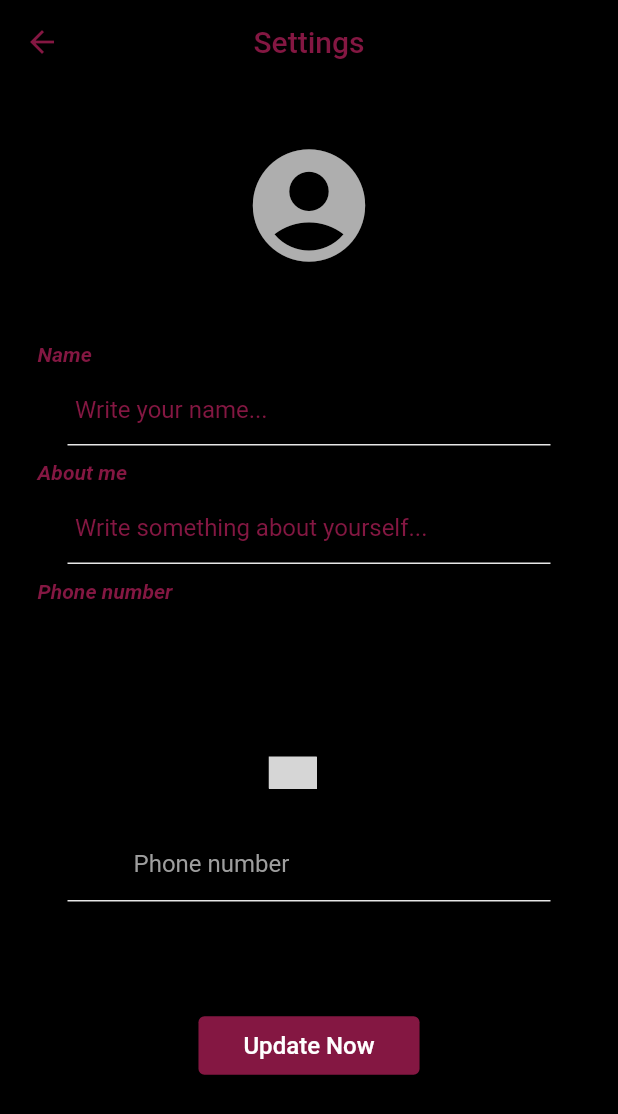
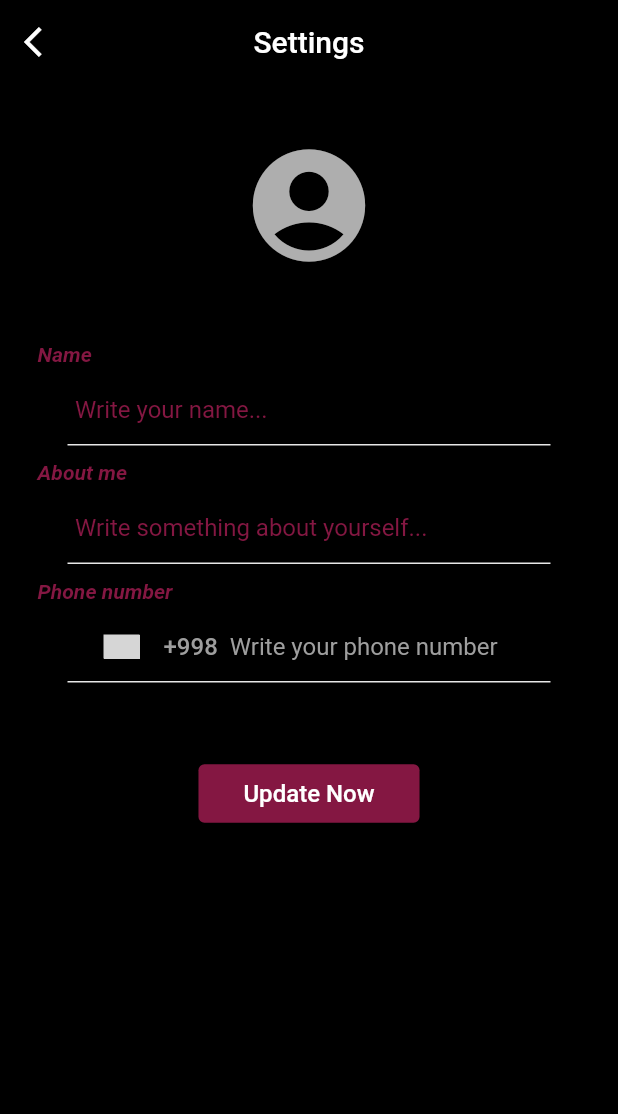
Before and after one commit to sherzodkamoldinov/messanger_app, a Flutter app: the SettingsPage screen opened directly, on a phone screen of 412 x 824 dp. Shown: the top 1114 px of the screen. Run offline on Flutter 3.47's test engine with Material 2 defaults, Android fonts, the phone set to English and light mode, and no system bars; drawn by our look-alikes of country_code_picker; our stand-ins replace cloud_firestore, firebase_auth, firebase_core, firebase_messaging, firebase_storage, flutter_local_notifications and 8 more; accounts and stored records are empty; grey boxes are pictures that could not be loaded.

Commit message:
fixed UI and added some custom widgets

```diff
--- a/lib/data/models/user_chat_model.dart
+++ b/lib/data/models/user_chat_model.dart
@@ -6,6 +6,7 @@ class UserChatModel {
   String nickname;
   String aboutMe;
   String phoneNumber;
+  String dialCode;
 
   UserChatModel({
     required this.id,
@@ -13,6 +14,7 @@ class UserChatModel {
     required this.nickname,
     required this.aboutMe,
     required this.phoneNumber,
+    required this.dialCode,
   });
 
   Map<String, dynamic> toJson() {
@@ -22,6 +24,7 @@ class UserChatModel {
       FirestoreConstants.nickname: nickname,
       FirestoreConstants.aboutMe: aboutMe,
       FirestoreConstants.phoneNumber: phoneNumber,
+      FirestoreConstants.dialCode: dialCode,
     };
   }
 
@@ -32,6 +35,7 @@ class UserChatModel {
       nickname: (data[FirestoreConstants.nickname] as String?) ?? "",
       aboutMe: (data[FirestoreConstants.aboutMe] as String?) ?? "",
       phoneNumber: (data[FirestoreConstants.phoneNumber] as String?) ?? "",
+      dialCode: (data[FirestoreConstants.dialCode] as String?) ?? "",
     );
   }
 
@@ -41,6 +45,7 @@ class UserChatModel {
     String? nickname,
     String? aboutMe,
     String? phoneNumber,
+    String? dialCode,
   }) {
     return UserChatModel(
       id: id ?? this.id,
@@ -48,6 +53,7 @@ class UserChatModel {
       nickname: nickname ?? this.nickname,
       aboutMe: aboutMe ?? this.aboutMe,
       phoneNumber: phoneNumber ?? this.phoneNumber,
+      dialCode: dialCode ?? this.dialCode,
     );
   }
 }
--- a/lib/main.dart
+++ b/lib/main.dart
@@ -41,7 +41,7 @@ class MyApp extends StatelessWidget {
             preferences: prefs,
           ),
         ),
-        Provider<SettingProvider>(
+        ChangeNotifierProvider<SettingProvider>(
           create: (_) => SettingProvider(
             firebaseStorage: firebaseStorage,
             firestore: firebaseFirestore,
--- a/lib/providers/auth_provider.dart
+++ b/lib/providers/auth_provider.dart
@@ -89,7 +89,7 @@ class AuthProvider extends ChangeNotifier {
           await _preferences.setString(FirestoreConstants.id, firebaseUser.uid);
           await _preferences.setString(FirestoreConstants.nickname, firebaseUser.displayName ?? "");
           await _preferences.setString(FirestoreConstants.photoUrl, firebaseUser.photoURL ?? "");
-          await _preferences.setString(FirestoreConstants.phoneNumber, firebaseUser.phoneNumber ?? "");
+
         } else {
           // IF USER INFO IS EXIST IN FIRESTORE (SAVE INFO ONLY LOCALE)
           DocumentSnapshot documentSnapshot = documents[0];
@@ -101,6 +101,7 @@ class AuthProvider extends ChangeNotifier {
           await _preferences.setString(FirestoreConstants.photoUrl, currentUser.photoUrl);
           await _preferences.setString(FirestoreConstants.aboutMe, currentUser.aboutMe);
           await _preferences.setString(FirestoreConstants.phoneNumber, currentUser.phoneNumber);
+          await _preferences.setString(FirestoreConstants.dialCode, currentUser.dialCode);
         }
 
         notify(Status.authenticated);
--- a/lib/ui/chat_page.dart
+++ b/lib/ui/chat_page.dart
@@ -13,7 +13,6 @@ import 'package:chat_app/widgets/loading_view.dart';
 import 'package:cloud_firestore/cloud_firestore.dart';
 import 'package:firebase_storage/firebase_storage.dart';
 import 'package:flutter/material.dart';
-import 'package:flutter_local_notifications/flutter_local_notifications.dart';
 import 'package:fluttertoast/fluttertoast.dart';
 import 'package:image_picker/image_picker.dart';
 import 'package:intl/intl.dart';
--- a/lib/ui/settings_page.dart
+++ b/lib/ui/settings_page.dart
@@ -1,17 +1,12 @@
-import 'dart:io';
-
 import 'package:chat_app/data/models/user_chat_model.dart';
 import 'package:chat_app/main.dart';
 import 'package:chat_app/providers/setting_provider.dart';
 import 'package:chat_app/utils/colors.dart';
-import 'package:chat_app/utils/const.dart';
+import 'package:chat_app/widgets/custom_appbar.dart';
 import 'package:chat_app/widgets/loading_view.dart';
 import 'package:country_code_picker/country_code_picker.dart';
-import 'package:firebase_storage/firebase_storage.dart';
 import 'package:flutter/cupertino.dart';
 import 'package:flutter/material.dart';
-import 'package:fluttertoast/fluttertoast.dart';
-import 'package:image_picker/image_picker.dart';
 import 'package:provider/provider.dart';
 
 class SettingsPage extends StatelessWidget {
@@ -21,18 +16,12 @@ class SettingsPage extends StatelessWidget {
   Widget build(BuildContext context) {
     return Scaffold(
       backgroundColor: isWhite ? Colors.white : Colors.black,
-      appBar: AppBar(
-        backgroundColor: isWhite ? Colors.white : Colors.black,
-        iconTheme: const IconThemeData(color: ColorConstants.primaryColor),
-        title: const Text(
-          AppConstants.settingsTitle,
-          style: TextStyle(
-            color: ColorConstants.primaryColor,
+      appBar: CustomAppBar(
+        title: 'Settings',
+        backgroundColor: !isWhite ? Colors.black : null,
+        titleColor: !isWhite ? Colors.white : null,
       ),
-        ),
-        centerTitle: true,
-      ),
-      body: SettingsPageState(),
+      body: const SettingsPageState(),
     );
   }
 }
@@ -45,20 +34,12 @@ class SettingsPageState extends StatefulWidget {
 }
 
 class _SettingsPageStateState extends State<SettingsPageState> {
+  late UserChatModel user;
   TextEditingController? controllerNickName;
   TextEditingController? controllerAboutMe;
 
-  String dialCodeDigits = "+998";
-  final TextEditingController _controller = TextEditingController();
+  late TextEditingController _phoneController;
 
-  String id = '';
-  String nickname = '';
-  String aboutMe = '';
-  String photoUrl = '';
-  String phoneNumber = '';
-
-  bool isLoading = false;
-  File? avatarImageFile;
   late SettingProvider _settingProvider;
 
   final FocusNode focusNodeNickname = FocusNode();
@@ -68,126 +49,21 @@ class _SettingsPageStateState extends State<SettingsPageState> {
   void initState() {
     super.initState();
     _settingProvider = context.read<SettingProvider>();
-    readLocal();
-  }
 
-  void readLocal() {
-    setState(() {
-      id = _settingProvider.getPref(FirestoreConstants.id) ?? "";
-      nickname = _settingProvider.getPref(FirestoreConstants.nickname) ?? "";
-      aboutMe = _settingProvider.getPref(FirestoreConstants.aboutMe) ?? "";
-      photoUrl = _settingProvider.getPref(FirestoreConstants.photoUrl) ?? "";
-      phoneNumber =
-          _settingProvider.getPref(FirestoreConstants.phoneNumber) ?? "";
-    });
+    _settingProvider.readLocal();
 
-    controllerNickName = TextEditingController(text: nickname);
-    controllerAboutMe = TextEditingController(text: aboutMe);
-  }
+    user = _settingProvider.user;
 
-  Future getImage() async {
-    ImagePicker imagePicker = ImagePicker();
-    PickedFile? pickedFile = await imagePicker
-        .getImage(source: ImageSource.gallery)
-        .catchError((err) {
-      Fluttertoast.showToast(msg: err.toString());
-    });
-    File? image;
-    if (pickedFile != null) {
-      image = File(pickedFile.path);
-    }
-    if (image != null) {
-      setState(() {
-        avatarImageFile = image;
-        isLoading = true;
-      });
-      uploadFile();
-    }
-  }
-
-  Future uploadFile() async {
-    String fileName = id;
-    UploadTask uploadTask =
-        _settingProvider.uploadFile(avatarImageFile!, fileName);
-    try {
-      TaskSnapshot snapshot = await uploadTask;
-      photoUrl = await snapshot.ref.getDownloadURL();
-
-      UserChatModel updateInfo = UserChatModel(
-        id: id,
-        photoUrl: photoUrl,
-        nickname: nickname,
-        aboutMe: aboutMe,
-        phoneNumber: phoneNumber,
-      );
-
-      _settingProvider
-          .updateDataFirestore(
-              FirestoreConstants.pathUserCollection, id, updateInfo.toJson())
-          .then((data) async {
-        await _settingProvider.setPref(
-          FirestoreConstants.photoUrl,
-          photoUrl,
-        );
-        setState(() {
-          isLoading = false;
-        });
-      }).catchError((err) {
-        setState(() {
-          isLoading = false;
-        });
-        Fluttertoast.showToast(msg: err.toString());
-      });
-    } on FirebaseException catch (e) {
-      setState(() {
-        isLoading = false;
-      });
-      Fluttertoast.showToast(msg: e.message ?? e.toString());
-    }
+    controllerNickName = TextEditingController(text: user.nickname);
+    controllerAboutMe = TextEditingController(text: user.aboutMe);
+    _phoneController = TextEditingController(text: user.phoneNumber);
   }
 
   void handleUpdateData() {
     focusNodeNickname.unfocus();
     focusNodeAboutMe.unfocus();
 
-    setState(() {
-      isLoading = true;
-
-      if (_controller.text.trim().isNotEmpty) {
-        phoneNumber = dialCodeDigits + _controller.text.trim().toString();
-      }
-    });
-
-    UserChatModel updateInfo = UserChatModel(
-      id: id,
-      photoUrl: photoUrl,
-      nickname: nickname,
-      aboutMe: aboutMe,
-      phoneNumber: phoneNumber,
-    );
-
-    _settingProvider
-        .updateDataFirestore(
-            FirestoreConstants.pathUserCollection, id, updateInfo.toJson())
-        .then((data) async {
-      await _settingProvider.setPref(FirestoreConstants.nickname, nickname);
-      await _settingProvider.setPref(FirestoreConstants.aboutMe, aboutMe);
-      await _settingProvider.setPref(FirestoreConstants.photoUrl, photoUrl);
-      await _settingProvider.setPref(
-          FirestoreConstants.phoneNumber, phoneNumber);
-
-      setState(() {
-        isLoading = false;
-      });
-
-      Fluttertoast.showToast(msg: "Update success");
-    }).catchError((err) {
-      setState(() {
-        isLoading = false;
-      });
-
-      Fluttertoast.showToast(msg: err.toString());
-    });
+    _settingProvider.updateUser(context, user);
   }
 
   @override
@@ -200,15 +76,17 @@ class _SettingsPageStateState extends State<SettingsPageState> {
             mainAxisAlignment: MainAxisAlignment.center,
             children: [
               CupertinoButton(
-                onPressed: getImage,
+                onPressed: () {
+                  _settingProvider.getImage(context);
+                },
                 child: Container(
                   margin: const EdgeInsets.all(20),
-                  child: avatarImageFile == null
-                      ? photoUrl.isNotEmpty
+                  child: context.watch<SettingProvider>().avatarImageFile == null
+                      ? user.photoUrl.isNotEmpty
                           ? ClipRRect(
                               borderRadius: BorderRadius.circular(45),
                               child: Image.network(
-                                photoUrl,
+                                user.photoUrl,
                                 fit: BoxFit.cover,
                                 width: 90,
                                 height: 90,
@@ -219,25 +97,16 @@ class _SettingsPageStateState extends State<SettingsPageState> {
                                     color: ColorConstants.greyColor,
                                   );
                                 },
-                                loadingBuilder:
-                                    (context, child, loadingProgress) {
+                                loadingBuilder: (context, child, loadingProgress) {
                                   if (loadingProgress == null) return child;
-                                  return Container(
+                                  return SizedBox(
                                     width: 90,
                                     height: 90,
                                     child: Center(
                                       child: CircularProgressIndicator(
                                         color: Colors.grey,
-                                        value: loadingProgress
-                                                        .expectedTotalBytes !=
-                                                    null &&
-                                                loadingProgress
-                                                        .expectedTotalBytes !=
-                                                    null
-                                            ? loadingProgress
-                                                    .cumulativeBytesLoaded /
-                                                loadingProgress
-                                                    .expectedTotalBytes!
+                                        value: loadingProgress.expectedTotalBytes != null && loadingProgress.expectedTotalBytes != null
+                                            ? loadingProgress.cumulativeBytesLoaded / loadingProgress.expectedTotalBytes!
                                             : null,
                                       ),
                                     ),
@@ -253,7 +122,7 @@ class _SettingsPageStateState extends State<SettingsPageState> {
                       : ClipRRect(
                           borderRadius: BorderRadius.circular(45),
                           child: Image.file(
-                            avatarImageFile!,
+                            context.watch<SettingProvider>().avatarImageFile!,
                             fit: BoxFit.cover,
                             width: 90,
                             height: 90,
@@ -264,15 +133,12 @@ class _SettingsPageStateState extends State<SettingsPageState> {
               Column(
                 crossAxisAlignment: CrossAxisAlignment.start,
                 children: [
-                  // Name
+                  // NAME
                   Container(
                     margin: const EdgeInsets.only(left: 10, bottom: 5, top: 10),
                     child: const Text(
                       'Name',
-                      style: TextStyle(
-                          fontStyle: FontStyle.italic,
-                          fontWeight: FontWeight.bold,
-                          color: ColorConstants.primaryColor),
+                      style: TextStyle(fontStyle: FontStyle.italic, fontWeight: FontWeight.bold, color: ColorConstants.primaryColor),
                     ),
                   ),
                   Container(
@@ -281,27 +147,24 @@ class _SettingsPageStateState extends State<SettingsPageState> {
                       right: 30,
                     ),
                     child: Theme(
-                      data: Theme.of(context)
-                          .copyWith(primaryColor: ColorConstants.primaryColor),
+                      data: Theme.of(context).copyWith(primaryColor: ColorConstants.primaryColor),
                       child: TextField(
+                        textInputAction: TextInputAction.next,
                         style: const TextStyle(color: Colors.grey),
                         decoration: const InputDecoration(
                           enabledBorder: UnderlineInputBorder(
-                            borderSide:
-                                BorderSide(color: ColorConstants.greyColor2),
+                            borderSide: BorderSide(color: ColorConstants.greyColor2),
                           ),
                           focusedBorder: UnderlineInputBorder(
-                            borderSide:
-                                BorderSide(color: ColorConstants.primaryColor),
+                            borderSide: BorderSide(color: ColorConstants.primaryColor),
                           ),
                           hintText: "Write your name...",
                           contentPadding: EdgeInsets.all(5),
-                          hintStyle:
-                              TextStyle(color: ColorConstants.primaryColor),
+                          hintStyle: TextStyle(color: ColorConstants.primaryColor),
                         ),
                         controller: controllerNickName,
                         onChanged: (value) {
-                          nickname = value;
+                          user.nickname = value;
                         },
                         focusNode: focusNodeNickname,
                       ),
@@ -313,10 +176,7 @@ class _SettingsPageStateState extends State<SettingsPageState> {
                     margin: const EdgeInsets.only(left: 10, bottom: 5, top: 10),
                     child: const Text(
                       'About me',
-                      style: TextStyle(
-                          fontStyle: FontStyle.italic,
-                          fontWeight: FontWeight.bold,
-                          color: ColorConstants.primaryColor),
+                      style: TextStyle(fontStyle: FontStyle.italic, fontWeight: FontWeight.bold, color: ColorConstants.primaryColor),
                     ),
                   ),
                   Container(
@@ -325,27 +185,23 @@ class _SettingsPageStateState extends State<SettingsPageState> {
                       right: 30,
                     ),
                     child: Theme(
-                      data: Theme.of(context)
-                          .copyWith(primaryColor: ColorConstants.primaryColor),
+                      data: Theme.of(context).copyWith(primaryColor: ColorConstants.primaryColor),
                       child: TextField(
                         style: const TextStyle(color: Colors.grey),
                         decoration: const InputDecoration(
                           enabledBorder: UnderlineInputBorder(
-                            borderSide:
-                                BorderSide(color: ColorConstants.greyColor2),
+                            borderSide: BorderSide(color: ColorConstants.greyColor2),
                           ),
                           focusedBorder: UnderlineInputBorder(
-                            borderSide:
-                                BorderSide(color: ColorConstants.primaryColor),
+                            borderSide: BorderSide(color: ColorConstants.primaryColor),
                           ),
                           hintText: "Write something about yourself...",
                           contentPadding: EdgeInsets.all(5),
-                          hintStyle:
-                              TextStyle(color: ColorConstants.primaryColor),
+                          hintStyle: TextStyle(color: ColorConstants.primaryColor),
                         ),
                         controller: controllerAboutMe,
                         onChanged: (value) {
-                          aboutMe = value;
+                          user.aboutMe = value;
                         },
                         focusNode: focusNodeAboutMe,
                       ),
@@ -357,10 +213,7 @@ class _SettingsPageStateState extends State<SettingsPageState> {
                     margin: const EdgeInsets.only(left: 10, bottom: 5, top: 10),
                     child: const Text(
                       'Phone number',
-                      style: TextStyle(
-                          fontStyle: FontStyle.italic,
-                          fontWeight: FontWeight.bold,
-                          color: ColorConstants.primaryColor),
+                      style: TextStyle(fontStyle: FontStyle.italic, fontWeight: FontWeight.bold, color: ColorConstants.primaryColor),
                     ),
                   ),
                   Container(
@@ -369,67 +222,38 @@ class _SettingsPageStateState extends State<SettingsPageState> {
                       right: 30,
                     ),
                     child: Theme(
-                      data: Theme.of(context)
-                          .copyWith(primaryColor: ColorConstants.primaryColor),
+                      data: Theme.of(context).copyWith(primaryColor: ColorConstants.primaryColor),
                       child: TextField(
+                        keyboardType: TextInputType.phone,
+                        textAlignVertical: TextAlignVertical.center,
                         style: const TextStyle(color: Colors.grey),
-                        enabled: false,
+                        controller: _phoneController,
+                        onChanged: (newPhone) {
+                          user.phoneNumber = newPhone.trim();
+                        },
                         decoration: InputDecoration(
-                          hintText: phoneNumber,
-                          contentPadding: const EdgeInsets.all(5),
-                          hintStyle: const TextStyle(color: Colors.grey),
-                        ),
-                      ),
-                    ),
-                  ),
-
-                  // COUNTRY CODE SELECTER
-                  Container(
-                    margin: const EdgeInsets.only(left: 10, top: 30, bottom: 5),
-                    child: SizedBox(
-                      width: 400,
-                      height: 60,
-                      child: CountryCodePicker(
+                            prefixIcon: CountryCodePicker(
+                              flagWidth: 24,
+                              padding: EdgeInsets.zero,
+                              textStyle: const TextStyle(color: Colors.grey, fontSize: 16),
                               onChanged: (CountryCode? country) {
                                 if (country != null) {
                                   setState(() {
-                              dialCodeDigits = country.dialCode!;
+                                    user.dialCode = country.dialCode!;
                                   });
                                 }
                               },
-                        initialSelection: "UZ",
+                              initialSelection: user.dialCode.isNotEmpty ? user.dialCode : '+998',
                               showCountryOnly: false,
                               showOnlyCountryWhenClosed: false,
-                        favorite: ['UZ', 'US', 'RU', 'KZ'],
+                              favorite: const ['UZ', 'US', 'RU', 'KZ'],
                             ),
+                            hintText: 'Write your phone number',
+                            contentPadding: const EdgeInsets.all(5),
+                            hintStyle: const TextStyle(color: Colors.grey),
+                            enabledBorder: const UnderlineInputBorder(borderSide: BorderSide(color: ColorConstants.greyColor2)),
+                            focusedBorder: const UnderlineInputBorder(borderSide: BorderSide(color: ColorConstants.primaryColor))),
                       ),
-                  ),
-
-                  Container(
-                    margin: const EdgeInsets.only(left: 30, right: 30),
-                    child: TextField(
-                      style: const TextStyle(color: Colors.grey),
-                      decoration: InputDecoration(
-                          enabledBorder: const UnderlineInputBorder(
-                            borderSide:
-                                BorderSide(color: ColorConstants.greyColor2),
-                          ),
-                          focusedBorder: const UnderlineInputBorder(
-                            borderSide:
-                                BorderSide(color: ColorConstants.primaryColor),
-                          ),
-                          hintText: "Phone number",
-                          hintStyle: const TextStyle(color: Colors.grey),
-                          prefix: Padding(
-                            padding: const EdgeInsets.all(4),
-                            child: Text(
-                              dialCodeDigits,
-                              style: const TextStyle(color: Colors.grey),
-                            ),
-                          )),
-                      maxLength: 12,
-                      keyboardType: TextInputType.number,
-                      controller: _controller,
                     ),
                   ),
                 ],
@@ -439,10 +263,7 @@ class _SettingsPageStateState extends State<SettingsPageState> {
                 child: TextButton(
                   onPressed: handleUpdateData,
                   style: ButtonStyle(
-                      backgroundColor: MaterialStateProperty.all<Color>(
-                          ColorConstants.primaryColor),
-                      padding: MaterialStateProperty.all<EdgeInsets>(
-                          const EdgeInsets.fromLTRB(30, 10, 30, 10))),
+                      backgroundColor: MaterialStateProperty.all<Color>(ColorConstants.primaryColor), padding: MaterialStateProperty.all<EdgeInsets>(const EdgeInsets.fromLTRB(30, 10, 30, 10))),
                   child: const Text(
                     'Update Now',
                     style: TextStyle(
@@ -456,7 +277,7 @@ class _SettingsPageStateState extends State<SettingsPageState> {
           ),
         ),
         Positioned(
-          child: isLoading ? const LoadingView() : const SizedBox.shrink(),
+          child: context.watch<SettingProvider>().isLoading ? const LoadingView() : const SizedBox.shrink(),
         )
       ],
     );
--- a/lib/utils/const.dart
+++ b/lib/utils/const.dart
@@ -21,4 +21,5 @@ class FirestoreConstants {
   static const content = "content";
   static const type = "type";
   static const createdAt = 'createdAt';
+  static const dialCode = 'dialCode';
 }
--- /dev/null
+++ b/lib/widgets/custom_appbar.dart
@@ -0,0 +1,64 @@
+import 'package:flutter/material.dart';
+
+class CustomAppBar extends StatelessWidget implements PreferredSizeWidget {
+  const CustomAppBar({
+    super.key,
+    required this.title,
+    this.backgroundColor,
+    this.titleColor,
+    this.actions,
+  });
+  final String title;
+  final Color? backgroundColor;
+  final Color? titleColor;
+  final List<ActionModel>? actions;
+
+  @override
+  Widget build(BuildContext context) {
+    return AppBar(
+      leading: IconButton(
+        splashRadius: 30,
+        icon: Icon(
+          Icons.arrow_back_ios,
+          color: titleColor ?? Colors.black,
+        ),
+        onPressed: () {
+          Navigator.pop(context);
+        },
+      ),
+      backgroundColor: backgroundColor ?? Colors.white,
+      centerTitle: true,
+      title: Text(
+        title,
+        style: TextStyle(color: titleColor ?? Colors.black87),
+      ),
+      actions: actions != null
+          ? [
+              ...List.generate(actions!.length, (index) {
+                ActionModel action = actions![index];
+                return IconButton(
+                  splashRadius: 30,
+                  onPressed: action.onTap,
+                  icon: Icon(action.icon, color: action.iconColor ?? titleColor ?? Colors.black87),
+                );
+              })
+            ]
+          : null,
+    );
+  }
+
+  @override
+  Size get preferredSize => const Size(double.infinity, 56);
+}
+
+class ActionModel {
+  final IconData icon;
+  final Color? iconColor;
+  final VoidCallback onTap;
+
+  ActionModel({
+    required this.icon,
+    required this.onTap,
+    this.iconColor,
+  });
+}
--- a/lib/widgets/loading_view.dart
+++ b/lib/widgets/loading_view.dart
@@ -6,6 +6,8 @@ class LoadingView extends StatelessWidget {
   @override
   Widget build(BuildContext context) {
     return Container(
+      width: double.infinity,
+      height: double.infinity,
       color: Colors.black87,
       child: const Center(
         child: CircularProgressIndicator(
--- a/pubspec.yaml
+++ b/pubspec.yaml
@@ -36,6 +36,8 @@ dependencies:
   change_app_package_name: ^1.1.0
   flutter_svg: ^1.1.6
 
+  font_awesome_flutter: ^10.3.0
+
 dev_dependencies:
   flutter_test:
     sdk: flutter
```
Also changed, not shown: lib/providers/setting_provider.dart (+99 -7 lines), lib/ui/login.page.dart (+7 -2 lines), lib/ui/splash_page.dart (+4 -5 lines), lib/widgets/custom_button.dart (added, +60 -0 lines), pubspec.lock. Lines whose indentation alone changed are shown as unchanged.
